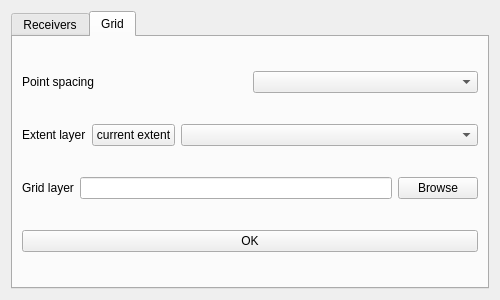
This is tools/ui_CreateReceiverPoints.ui in pierluigiderosa/openoise as Qt 5 draws it before an edit. The edited form follows.
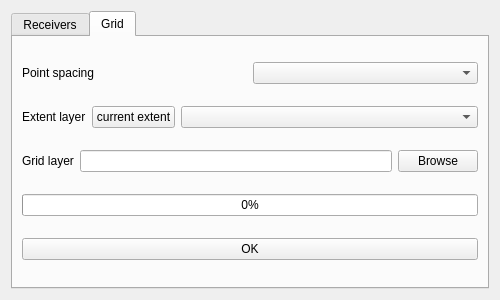
This is the edited form. The open tabs and pages were chosen to show the change. Custom widgets are drawn as their Qt base class.

Commit message: progress bar added to create grid tools

Diff of the .ui file:
```diff
--- a/tools/ui_CreateReceiverPoints.ui
+++ b/tools/ui_CreateReceiverPoints.ui
@@ -289,6 +289,13 @@
          </item>
         </layout>
        </item>
+       <item>
+        <widget class="QProgressBar" name="progressBarGridReceiver">
+         <property name="value">
+          <number>0</number>
+         </property>
+        </widget>
+       </item>
        <item>
         <widget class="QPushButton" name="runGrid_pushButton">
          <property name="text">
```
The commit also changes 6 other files.
